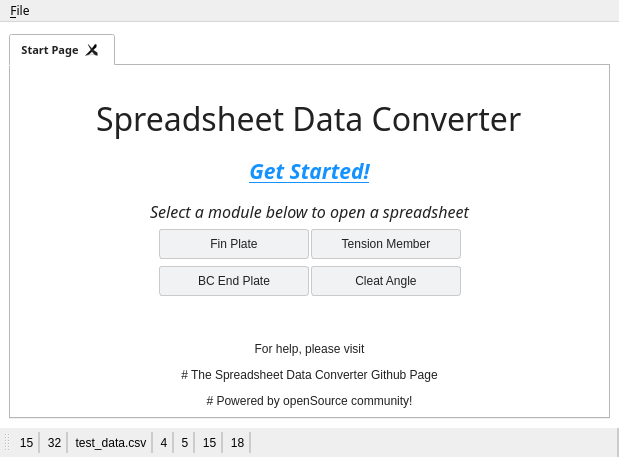
Old version of the form ui/mainwindow.ui in the repository meghasankhlecha/Spreadsheet_Data_Converter.
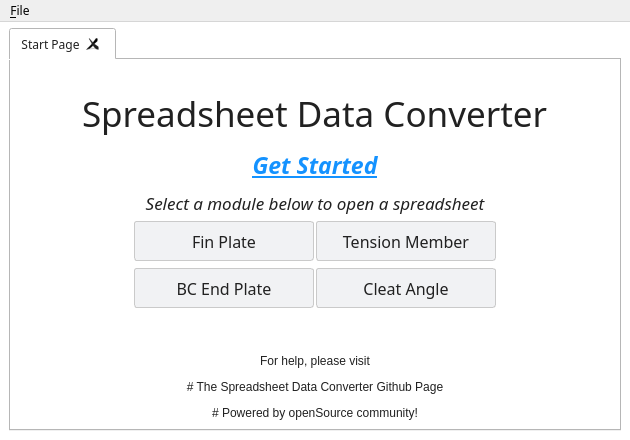
New version of the form. Icons and pictures are not drawn.

Commit message: UX Enhancements and enable/disable menu actions based on context

Diff of the .ui file:
```diff
--- a/ui/mainwindow.ui
+++ b/ui/mainwindow.ui
@@ -9,8 +9,8 @@
    <rect>
     <x>0</x>
     <y>0</y>
-    <width>619</width>
-    <height>457</height>
+    <width>630</width>
+    <height>440</height>
    </rect>
   </property>
   <property name="font">
@@ -66,7 +66,7 @@
    </property>
    <layout class="QGridLayout" name="gridLayout">
     <property name="topMargin">
-     <number>12</number>
+     <number>6</number>
     </property>
     <item row="0" column="0">
      <widget class="QTabWidget" name="tabWidget">
@@ -79,9 +79,9 @@
       <property name="font">
        <font>
         <family>Google Sans</family>
-        <pointsize>8</pointsize>
-        <weight>75</weight>
-        <bold>true</bold>
+        <pointsize>9</pointsize>
+        <weight>50</weight>
+        <bold>false</bold>
        </font>
       </property>
       <property name="focusPolicy">
@@ -150,8 +150,9 @@
               <property name="font">
                <font>
                 <family>Google Sans</family>
-                <pointsize>24</pointsize>
+                <pointsize>26</pointsize>
                 <weight>50</weight>
+                <italic>false</italic>
                 <bold>false</bold>
                </font>
               </property>
@@ -161,6 +162,9 @@
               <property name="styleSheet">
                <string notr="true"/>
               </property>
+              <property name="frameShadow">
+               <enum>QFrame::Raised</enum>
+              </property>
               <property name="text">
                <string>Spreadsheet Data Converter</string>
               </property>
@@ -180,7 +184,7 @@
               <property name="font">
                <font>
                 <family>Google Sans</family>
-                <pointsize>16</pointsize>
+                <pointsize>17</pointsize>
                 <weight>75</weight>
                 <italic>true</italic>
                 <bold>true</bold>
@@ -191,7 +195,7 @@
                <string notr="true">color:rgb(20,146,255);</string>
               </property>
               <property name="text">
-               <string>Get Started!</string>
+               <string>Get Started</string>
               </property>
               <property name="textFormat">
                <enum>Qt::AutoText</enum>
@@ -205,6 +209,9 @@
               <property name="wordWrap">
                <bool>true</bool>
               </property>
+              <property name="margin">
+               <number>0</number>
+              </property>
              </widget>
             </item>
             <item>
@@ -212,7 +219,7 @@
               <property name="font">
                <font>
                 <family>Google Sans</family>
-                <pointsize>12</pointsize>
+                <pointsize>13</pointsize>
                 <weight>50</weight>
                 <italic>true</italic>
                 <bold>false</bold>
@@ -252,12 +259,14 @@
                   </property>
                   <property name="minimumSize">
                    <size>
-                    <width>150</width>
-                    <height>30</height>
+                    <width>180</width>
+                    <height>40</height>
                    </size>
                   </property>
                   <property name="font">
                    <font>
+                    <family>Google Sans</family>
+                    <pointsize>12</pointsize>
                     <weight>50</weight>
                     <bold>false</bold>
                    </font>
@@ -280,8 +289,8 @@
                   </property>
                   <property name="minimumSize">
                    <size>
-                    <width>150</width>
-                    <height>30</height>
+                    <width>180</width>
+                    <height>40</height>
                    </size>
                   </property>
                   <property name="baseSize">
@@ -290,6 +299,12 @@
                     <height>0</height>
                    </size>
                   </property>
+                  <property name="font">
+                   <font>
+                    <family>Google Sans</family>
+                    <pointsize>12</pointsize>
+                   </font>
+                  </property>
                   <property name="text">
                    <string>Tension Member</string>
                   </property>
@@ -303,10 +318,16 @@
                  <widget class="QPushButton" name="push_btn_bc_end_plate">
                   <property name="minimumSize">
                    <size>
-                    <width>150</width>
-                    <height>30</height>
+                    <width>180</width>
+                    <height>40</height>
                    </size>
                   </property>
+                  <property name="font">
+                   <font>
+                    <family>Google Sans</family>
+                    <pointsize>12</pointsize>
+                   </font>
+                  </property>
                   <property name="text">
                    <string>BC End Plate</string>
                   </property>
@@ -316,10 +337,16 @@
                  <widget class="QPushButton" name="push_btn_cleat_angle">
                   <property name="minimumSize">
                    <size>
-                    <width>150</width>
-                    <height>30</height>
+                    <width>180</width>
+                    <height>40</height>
                    </size>
                   </property>
+                  <property name="font">
+                   <font>
+                    <family>Google Sans</family>
+                    <pointsize>12</pointsize>
+                   </font>
+                  </property>
                   <property name="text">
                    <string>Cleat Angle</string>
                   </property>
@@ -370,7 +397,7 @@
     <rect>
      <x>0</x>
      <y>0</y>
-     <width>619</width>
+     <width>630</width>
      <height>21</height>
     </rect>
    </property>
@@ -424,33 +451,6 @@
    </widget>
    <addaction name="menuFile"/>
   </widget>
-  <widget class="QToolBar" name="toolbar_bottom_info">
-   <property name="windowTitle">
-    <string>toolBar_2</string>
-   </property>
-   <property name="autoFillBackground">
-    <bool>false</bool>
-   </property>
-   <property name="styleSheet">
-    <string notr="true">QWidget{
-border: 2px solid;
-border-color: transparent #ccc transparent transparent
-}</string>
-   </property>
-   <attribute name="toolBarArea">
-    <enum>BottomToolBarArea</enum>
-   </attribute>
-   <attribute name="toolBarBreak">
-    <bool>false</bool>
-   </attribute>
-   <addaction name="action_toolbar_bottom_column_count"/>
-   <addaction name="action_toolbar_bottom_row_count"/>
-   <addaction name="action_toolbar_bottom_source"/>
-   <addaction name="action_toolbar_bottom_column"/>
-   <addaction name="action_toolbar_bottom_row"/>
-   <addaction name="action_toolbar_bottom_selected_cells"/>
-   <addaction name="action_toolbar_bottom_text_length"/>
-  </widget>
   <action name="action_close_file">
    <property name="text">
     <string>&amp;Close current tab</string>
```
Left out of the diff: 3 changed lines with no effect on the pictures. The commit also changes 2 other files.
